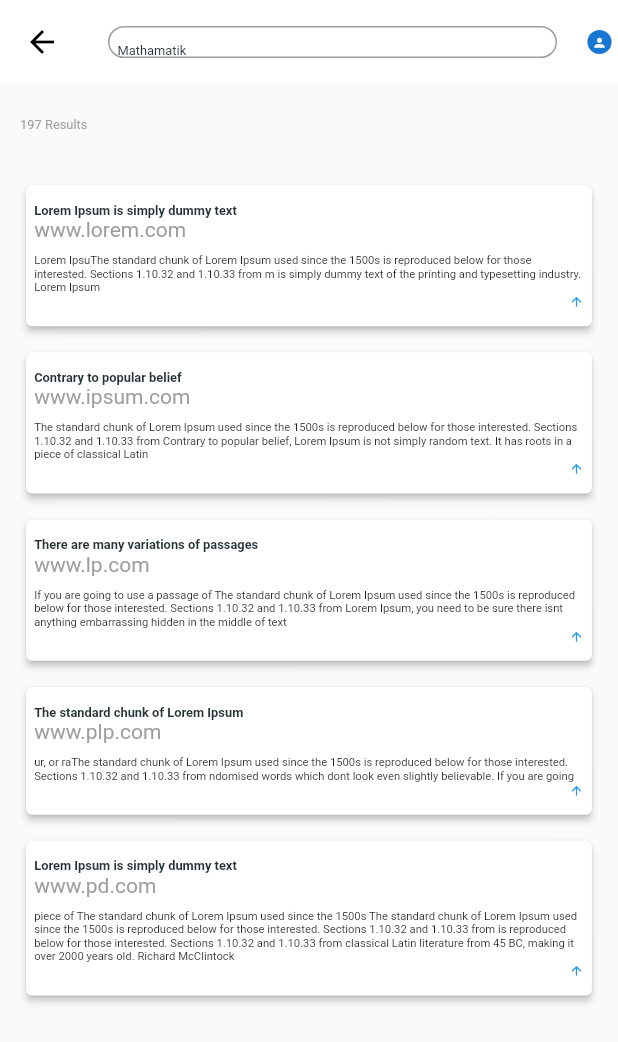
After one commit to Pranav2918/UI_Design, a Flutter app: the MainScreenView screen opened directly, after a tap on "Mathematik", on a phone screen of 412 x 824 dp. The commit adds this screen. Shown: the top 1042 px of the screen. Run offline on Flutter 3.47's test engine with Material 2 defaults, Android fonts, the phone set to English and light mode, and no system bars; our stand-ins replace flutter_screenutil, flutter_typeahead, font_awesome_flutter, share; network calls fail.

Commit message:
Two Screen Completed

```diff
--- a/lib/screens/websection/mainview.dart
+++ b/lib/screens/websection/mainview.dart
@@ -9,6 +9,6 @@ class MainScreenView extends StatelessWidget {
   Widget build(BuildContext context) {
     return Scaffold(
         body: ScreenUtilInit(
-            designSize: Size(670, 816), builder: () => LessonSView()));
+            designSize: Size(768, 1024), builder: () => LessonSView()));
   }
 }
--- /dev/null
+++ b/lib/screens/websection/weblesson/data/mathdetail.dart
@@ -0,0 +1,32 @@
+final List topics = [
+  {
+    'title': 'Lorem Ipsum is simply dummy text',
+    'site': 'www.lorem.com',
+    'subtitle':
+        'Lorem IpsuThe standard chunk of Lorem Ipsum used since the 1500s is reproduced below for those interested. Sections 1.10.32 and 1.10.33 from m is simply dummy text of the printing and typesetting industry. Lorem Ipsum'
+  },
+  {
+    'title': 'Contrary to popular belief',
+    'site': 'www.ipsum.com',
+    'subtitle':
+        'The standard chunk of Lorem Ipsum used since the 1500s is reproduced below for those interested. Sections 1.10.32 and 1.10.33 from Contrary to popular belief, Lorem Ipsum is not simply random text. It has roots in a piece of classical Latin'
+  },
+  {
+    'title': 'There are many variations of passages',
+    'site': 'www.lp.com',
+    'subtitle':
+        'If you are going to use a passage of The standard chunk of Lorem Ipsum used since the 1500s is reproduced below for those interested. Sections 1.10.32 and 1.10.33 from Lorem Ipsum, you need to be sure there isnt anything embarrassing hidden in the middle of text'
+  },
+  {
+    'title': 'The standard chunk of Lorem Ipsum',
+    'site': 'www.plp.com',
+    'subtitle':
+        'ur, or raThe standard chunk of Lorem Ipsum used since the 1500s is reproduced below for those interested. Sections 1.10.32 and 1.10.33 from ndomised words which dont look even slightly believable. If you are going '
+  },
+  {
+    'title': 'Lorem Ipsum is simply dummy text',
+    'site': 'www.pd.com',
+    'subtitle':
+        'piece of The standard chunk of Lorem Ipsum used since the 1500s The standard chunk of Lorem Ipsum used since the 1500s is reproduced below for those interested. Sections 1.10.32 and 1.10.33 from is reproduced below for those interested. Sections 1.10.32 and 1.10.33 from classical Latin literature from 45 BC, making it over 2000 years old. Richard McClintock'
+  }
+];
--- a/lib/screens/websection/weblesson/data/popular_topics.dart
+++ b/lib/screens/websection/weblesson/data/popular_topics.dart
@@ -1,42 +1,10 @@
 final List popularTopics = [
-  {
-    'num':'01',
-    'name':'Geomatery',
-    'subject':'Mathamatik'
-  },
-  {
-    'num':'02',
-    'name':'Biology of Humans',
-    'subject':'Biology'
-  },
-  {
-    'num':'03',
-    'name':'Biology of plants',
-    'subject':'Biology'
-  },
-  {
-    'num':'04',
-    'name':'Grametik',
-    'subject':'Mathamatik'
-  },
-  {
-    'num':'05',
-    'name':'Geomatery',
-    'subject':'Mathamatik'
-  },
-  {
-    'num':'06',
-    'name':'Geomatery',
-    'subject':'Mathamatik'
-  },
-  {
-    'num':'07',
-    'name':'Geomatery',
-    'subject':'Mathamatik'
-  },
-  {
-    'num':'08',
-    'name':'Geomatery',
-    'subject':'Mathamatik'
-  }
-  ];
+  {'num': '01', 'name': 'Geomatery', 'subject': 'Mathamatik'},
+  {'num': '02', 'name': 'Biology of Humans', 'subject': 'Biology'},
+  {'num': '03', 'name': 'Biology of plants', 'subject': 'Biology'},
+  {'num': '04', 'name': 'Grametik', 'subject': 'Englisch'},
+  {'num': '05', 'name': 'Geomatery', 'subject': 'Mathamatik'},
+  {'num': '06', 'name': 'Geomatery', 'subject': 'Physic'},
+  {'num': '07', 'name': 'Geotech', 'subject': 'Physic'},
+  {'num': '08', 'name': 'Networking', 'subject': 'Security'}
+];
--- a/lib/screens/websection/weblesson/lessonview.dart
+++ b/lib/screens/websection/weblesson/lessonview.dart
@@ -1,12 +1,15 @@
 import 'package:flutter/material.dart';
 import 'package:flutter_screenutil/flutter_screenutil.dart';
+import 'package:task_5/screens/websection/weblesson/subjectcard.dart';
+import 'package:task_5/screens/websection/weblesson/subjectdetails.dart';
 
 // ignore: must_be_immutable
 class LessonSView extends StatelessWidget {
   double mainSize = 760;
   @override
   Widget build(BuildContext context) {
-    return Container(
+    return SingleChildScrollView(
+      child: Container(
         margin: EdgeInsets.symmetric(horizontal: 15.w),
         child: Column(
           crossAxisAlignment: CrossAxisAlignment.start,
@@ -27,21 +30,29 @@ class LessonSView extends StatelessWidget {
             headingTitle('Lessons', 'Search for learning material'),
             SizedBox(height: 50.h),
             searchBar(context),
-          SizedBox(height: 20.h),
+            SizedBox(height: 25.h),
             Container(
               width: MediaQuery.of(context).size.width,
               margin: EdgeInsets.only(left: 35.w, right: 35.w),
               child: Row(
                 children: [
-                subjects(
+                  GestureDetector(
+                    onTap: () {
+                      Navigator.of(context).push(MaterialPageRoute(
+                        builder: (context) => SubjectDetailWeb(),
+                      ));
+                    },
+                    child: subjects(
                         Icon(Icons.calculate,
-                        size: MediaQuery.of(context).size.width > mainSize &&
+                            size: MediaQuery.of(context).size.width >
+                                        mainSize &&
                                     MediaQuery.of(context).size.width <= 1200
                                 ? 12
                                 : 18),
                         'Mathematik',
                         context,
                         mainSize),
+                  ),
                   subjects(
                       Icon(Icons.signal_wifi_connected_no_internet_4_rounded,
                           size: MediaQuery.of(context).size.width > mainSize &&
@@ -81,16 +92,35 @@ class LessonSView extends StatelessWidget {
                   SizedBox(
                       width: MediaQuery.of(context).size.width >= mainSize &&
                               MediaQuery.of(context).size.width <= 1200
-                        ? 20
+                          ? 25
                           : MediaQuery.of(context).size.width >= 1201 &&
                                   MediaQuery.of(context).size.width <= 1450
                               ? 35
                               : 55),
-                Icon(Icons.more_horiz, color: Colors.grey[700], size: 18.sp)
+                  Icon(Icons.more_horiz,
+                      color: Colors.grey[700],
+                      size: MediaQuery.of(context).size.width > mainSize &&
+                              MediaQuery.of(context).size.width <= 1200
+                          ? 12
+                          : 18)
                 ],
               ),
-          )
+            ),
+            SizedBox(height: 40.h),
+            Container(
+                margin: EdgeInsets.symmetric(horizontal: 28.w, vertical: 10.h),
+                child: Text('Popular Topics',
+                    style: TextStyle(
+                        color: Colors.blueGrey[900],
+                        fontSize:
+                            MediaQuery.of(context).size.width > mainSize &&
+                                    MediaQuery.of(context).size.width <= 1200
+                                ? 18
+                                : 24,
+                        fontWeight: FontWeight.w700))),
+            SubjectCard()
           ],
+        ),
       ),
     );
   }
@@ -121,7 +151,7 @@ Widget searchBar(BuildContext context) {
       children: [
         TextFormField(
           decoration: InputDecoration(
-              contentPadding: EdgeInsets.only(left: 10.w),
+              contentPadding: EdgeInsets.only(left: 10.w, bottom: 10.h),
               border: InputBorder.none,
               hintText: 'Search over million lessons'),
         ),
@@ -143,15 +173,16 @@ Widget searchBar(BuildContext context) {
 }
 
 Widget subjects(Icon icon, String name, context, double size) {
-  return Container(
+  return GestureDetector(
+    child: Container(
       margin: EdgeInsets.symmetric(
           horizontal: MediaQuery.of(context).size.width >= size &&
                   MediaQuery.of(context).size.width <= 1200
-            ? 20
+              ? 25
               : MediaQuery.of(context).size.width >= 1201 &&
                       MediaQuery.of(context).size.width <= 1450
-                ? 35
-                : 55),
+                  ? 65
+                  : 75),
       child: Row(
         children: <Widget>[
           icon,
@@ -165,5 +196,6 @@ Widget subjects(Icon icon, String name, context, double size) {
                       : 18))
         ],
       ),
+    ),
   );
 }
--- /dev/null
+++ b/lib/screens/websection/weblesson/subjectcard.dart
@@ -0,0 +1,97 @@
+import 'package:flutter/material.dart';
+import 'package:flutter_screenutil/flutter_screenutil.dart';
+
+import 'package:task_5/screens/websection/weblesson/data/popular_topics.dart';
+
+// ignore: must_be_immutable
+class SubjectCard extends StatelessWidget {
+  final size = 760;
+  @override
+  Widget build(BuildContext context) {
+    return Container(
+      margin: EdgeInsets.symmetric(horizontal: 25.w),
+      child: GridView.builder(
+        itemCount: popularTopics.length,
+        shrinkWrap: true,
+        gridDelegate: SliverGridDelegateWithFixedCrossAxisCount(
+            childAspectRatio: 1.0,
+            crossAxisCount: 4,
+            mainAxisSpacing: 10.h,
+            crossAxisSpacing: 10.w),
+        itemBuilder: (context, index) {
+          return Card(
+            elevation: 1.0,
+            child: Container(
+                color: Colors.white,
+                child: Column(
+                    mainAxisAlignment: MainAxisAlignment.spaceBetween,
+                    crossAxisAlignment: CrossAxisAlignment.start,
+                    children: [
+                      Padding(
+                        padding: EdgeInsets.only(left: 10.0.w, top: 15.h),
+                        child: Text(popularTopics[index]['num'],
+                            style: TextStyle(
+                                color: Colors.grey.shade700,
+                                fontSize:
+                                    MediaQuery.of(context).size.width > size &&
+                                            MediaQuery.of(context).size.width <=
+                                                1200
+                                        ? 28
+                                        : 66,
+                                letterSpacing: 1.0.sp)),
+                      ),
+                      Column(
+                        crossAxisAlignment: CrossAxisAlignment.start,
+                        children: [
+                          Padding(
+                            padding: EdgeInsets.only(left: 10.0.w, top: 30.h),
+                            child: Text(popularTopics[index]['name'],
+                                style: TextStyle(
+                                    fontSize: MediaQuery.of(context)
+                                                    .size
+                                                    .width >
+                                                size &&
+                                            MediaQuery.of(context).size.width <=
+                                                1200
+                                        ? 12
+                                        : 18,
+                                    letterSpacing: 1.0.sp,
+                                    fontWeight: FontWeight.bold)),
+                          ),
+                          Padding(
+                            padding: EdgeInsets.only(left: 10.0.w),
+                            child: Text(popularTopics[index]['subject'],
+                                style: TextStyle(
+                                  fontSize: MediaQuery.of(context).size.width >
+                                              size &&
+                                          MediaQuery.of(context).size.width <=
+                                              1200
+                                      ? 12
+                                      : 16,
+                                  color: Colors.grey,
+                                  letterSpacing: 1.0.sp,
+                                )),
+                          ),
+                          Align(
+                            alignment: Alignment.bottomRight,
+                            child: Container(
+                              margin: EdgeInsets.only(right: 8.w, bottom: 10.h),
+                              child: Icon(Icons.arrow_forward_ios,
+                                  color: Colors.grey,
+                                  size: MediaQuery.of(context).size.width >
+                                              size &&
+                                          MediaQuery.of(context).size.width <=
+                                              1200
+                                      ? 15
+                                      : 18),
+                            ),
+                          )
+                        ],
+                      ),
+                    ])),
+          );
+        },
+      ),
+    );
+  }
+}
--- /dev/null
+++ b/lib/screens/websection/weblesson/subjectdetails.dart
@@ -0,0 +1,110 @@
+import 'package:flutter/material.dart';
+import 'package:flutter_screenutil/flutter_screenutil.dart';
+import 'package:task_5/screens/websection/weblesson/data/mathdetail.dart';
+
+class SubjectDetailWeb extends StatelessWidget {
+  @override
+  Widget build(BuildContext context) {
+    return ScreenUtilInit(
+      designSize: Size(768, 702),
+      builder: () => Scaffold(
+        appBar: AppBar(
+          elevation: 0.0,
+          backgroundColor: Colors.white,
+          leading: GestureDetector(
+              onTap: () {
+                Navigator.pop(context);
+              },
+              child: Icon(Icons.arrow_back, color: Colors.black)),
+          title: appbarField(),
+          centerTitle: true,
+          actions: [
+            Padding(
+              padding: EdgeInsets.all(8.0.w),
+              child: Container(
+                height: 30.h,
+                width: 30.w,
+                decoration: BoxDecoration(
+                    color: Colors.blue[700], shape: BoxShape.circle),
+                child: Center(
+                  child: Icon(Icons.person, color: Colors.white, size: 18.sp),
+                ),
+              ),
+            ),
+          ],
+        ),
+        body: SingleChildScrollView(
+          child: Container(
+            margin: EdgeInsets.only(left: 25.w, right: 25.w),
+            child: Column(
+              crossAxisAlignment: CrossAxisAlignment.start,
+              children: <Widget>[
+                SizedBox(height: 22),
+                Text('197 Results',
+                    style: TextStyle(color: Colors.grey, fontSize: 16.sp)),
+                SizedBox(height: 22),
+                detailTile()
+              ],
+            ),
+          ),
+        ),
+      ),
+    );
+  }
+}
+
+Widget appbarField() {
+  return Container(
+    height: 40.sp,
+    decoration: BoxDecoration(
+        border: Border.all(color: Colors.grey),
+        borderRadius: BorderRadius.circular(28.r)),
+    child: TextFormField(
+      decoration: InputDecoration(
+          contentPadding: EdgeInsets.only(left: 10.w, bottom: 10.h),
+          border: InputBorder.none,
+          hintText: 'Mathamatik',
+          hintStyle: TextStyle(fontSize: 16.sp, color: Colors.blueGrey[900])),
+    ),
+  );
+}
+
+Widget detailTile() {
+  return ListView.builder(
+    shrinkWrap: true,
+    itemCount: topics.length,
+    itemBuilder: (context, index) {
+      return Padding(
+        padding: EdgeInsets.only(top: 8.0.h),
+        child: Card(
+            elevation: 2.0,
+            child: Container(
+                margin: EdgeInsets.symmetric(vertical: 10.h, horizontal: 10.w),
+                child: Column(
+                  crossAxisAlignment: CrossAxisAlignment.start,
+                  children: <Widget>[
+                    Text(
+                      topics[index]['title'],
+                      style: TextStyle(
+                          color: Colors.blueGrey[900],
+                          fontSize: 16.sp,
+                          fontWeight: FontWeight.bold),
+                    ),
+                    Text(topics[index]['site'],
+                        style: TextStyle(color: Colors.grey)),
+                    SizedBox(height: 8),
+                    Text(
+                      topics[index]['subtitle'],
+                      style: TextStyle(fontSize: 14.sp),
+                    ),
+                    Align(
+                      alignment: Alignment.bottomRight,
+                      child: Icon(Icons.arrow_upward,
+                          color: Colors.blue, size: 18.sp),
+                    )
+                  ],
+                ))),
+      );
+    },
+  );
+}
```
Lines whose indentation alone changed are shown as unchanged.
